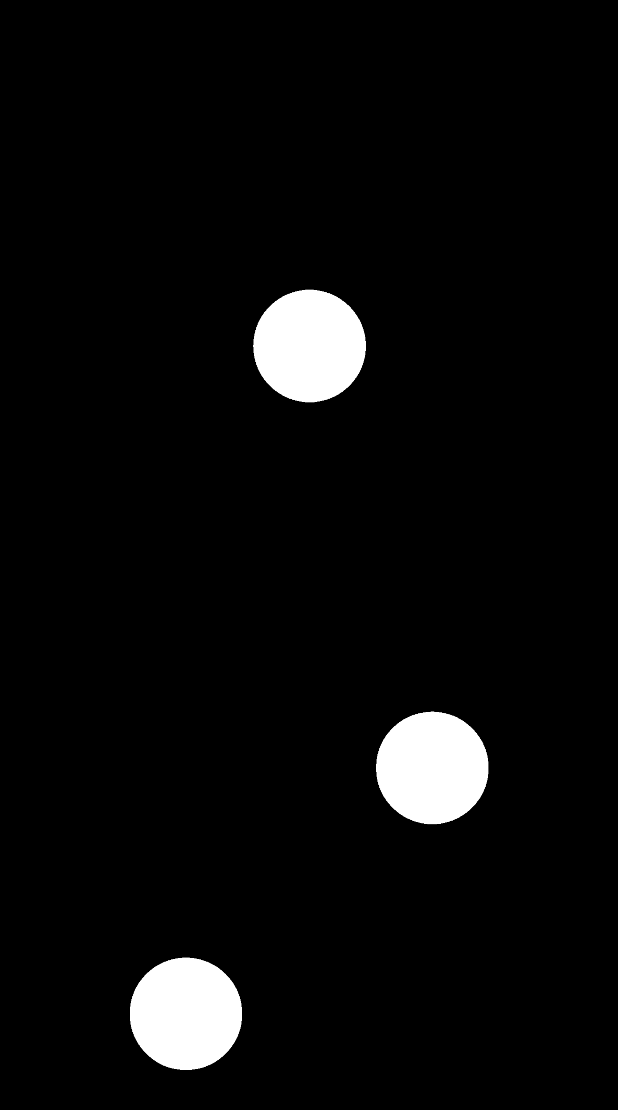
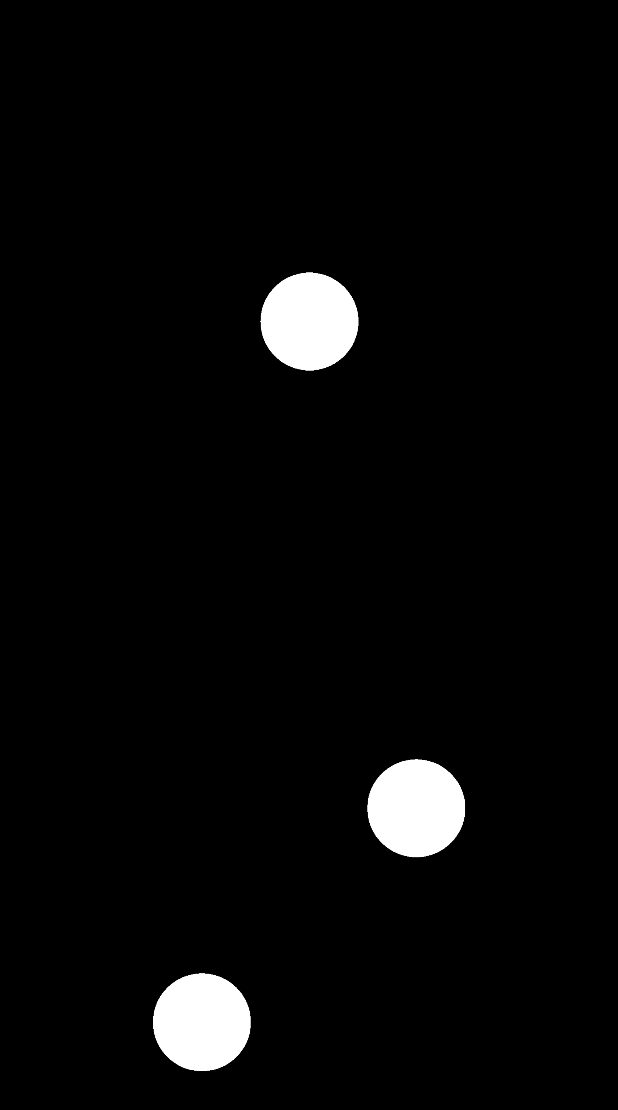
Before and after one commit to ErlendTyrmi/TwoBlackDice, an Android app: the DiceActivity screen opened directly, with no data from a screen before it, on a phone screen of 412 x 824 dp. Shown: the top 1110 px of the screen. Run offline under Robolectric (Android 15) with nearby library versions, the phone set to English and light mode, and no system bars.

Commit message:
adjusted dimensions for different screen sizes

```diff
--- a/app/src/main/java/com/tyrmi/twoblackdice/DiceActivity.kt
+++ b/app/src/main/java/com/tyrmi/twoblackdice/DiceActivity.kt
@@ -24,6 +24,7 @@ class DiceActivity : AppCompatActivity() {
         // Screen on forever
         window.addFlags(WindowManager.LayoutParams.FLAG_KEEP_SCREEN_ON)
 
+        // TODO: USe multiple XML to make it more sturdy
         // Get selected number of dice
         if (intent.getIntExtra("num", 2) == 2) {
             // Show second dice
@@ -54,7 +55,7 @@ class DiceActivity : AppCompatActivity() {
             // Temporarily disable button if animation runs
             diceScreen.isClickable = false
             // TODO: Make sure this is safe
-            Handler().postDelayed(makeClickableAfterDelay, 3000)
+            Handler().postDelayed(makeClickableAfterDelay, 1500)
 
             // Play sound
 
--- a/app/src/main/res/anim/fadein.xml
+++ b/app/src/main/res/anim/fadein.xml
@@ -2,7 +2,7 @@
 <set xmlns:android="http://schemas.android.com/apk/res/android"
     android:interpolator="@android:anim/linear_interpolator">
     <alpha
-        android:duration="2000"
+        android:duration="1000"
         android:fromAlpha="0.0"
         android:toAlpha="1.0"></alpha>
 </set>
--- a/app/src/main/res/layout/activity_dice.xml
+++ b/app/src/main/res/layout/activity_dice.xml
@@ -24,21 +24,21 @@
         android:layout_width="wrap_content"
         android:layout_height="wrap_content"
         android:orientation="horizontal"
-        app:layout_constraintGuide_percent="0.06" />
+        app:layout_constraintGuide_percent="0.02" />
 
     <androidx.constraintlayout.widget.Guideline
         android:id="@+id/guidelineRight"
         android:layout_width="wrap_content"
         android:layout_height="wrap_content"
         android:orientation="vertical"
-        app:layout_constraintGuide_percent="0.8" />
+        app:layout_constraintGuide_percent="0.76" />
 
     <androidx.constraintlayout.widget.Guideline
         android:id="@+id/guidelineLeft"
         android:layout_width="wrap_content"
         android:layout_height="wrap_content"
         android:orientation="vertical"
-        app:layout_constraintGuide_percent="0.2" />
+        app:layout_constraintGuide_percent="0.24" />
 
     <androidx.constraintlayout.widget.Guideline
         android:id="@+id/guideLineBottom"
@@ -46,7 +46,7 @@
         android:layout_height="wrap_content"
         android:layout_weight="1"
         android:orientation="horizontal"
-        app:layout_constraintGuide_percent="0.94" />
+        app:layout_constraintGuide_percent="0.98" />
 
     <LinearLayout
         android:id="@+id/dice"
--- a/app/src/main/res/layout/activity_menu.xml
+++ b/app/src/main/res/layout/activity_menu.xml
@@ -4,7 +4,7 @@
     xmlns:tools="http://schemas.android.com/tools"
     android:layout_width="match_parent"
     android:layout_height="match_parent"
-    android:background="#EEFFFFFF"
+    android:background="#FFFFFFFF"
     tools:context=".MenuActivity">
 
     <androidx.constraintlayout.widget.Guideline
```
